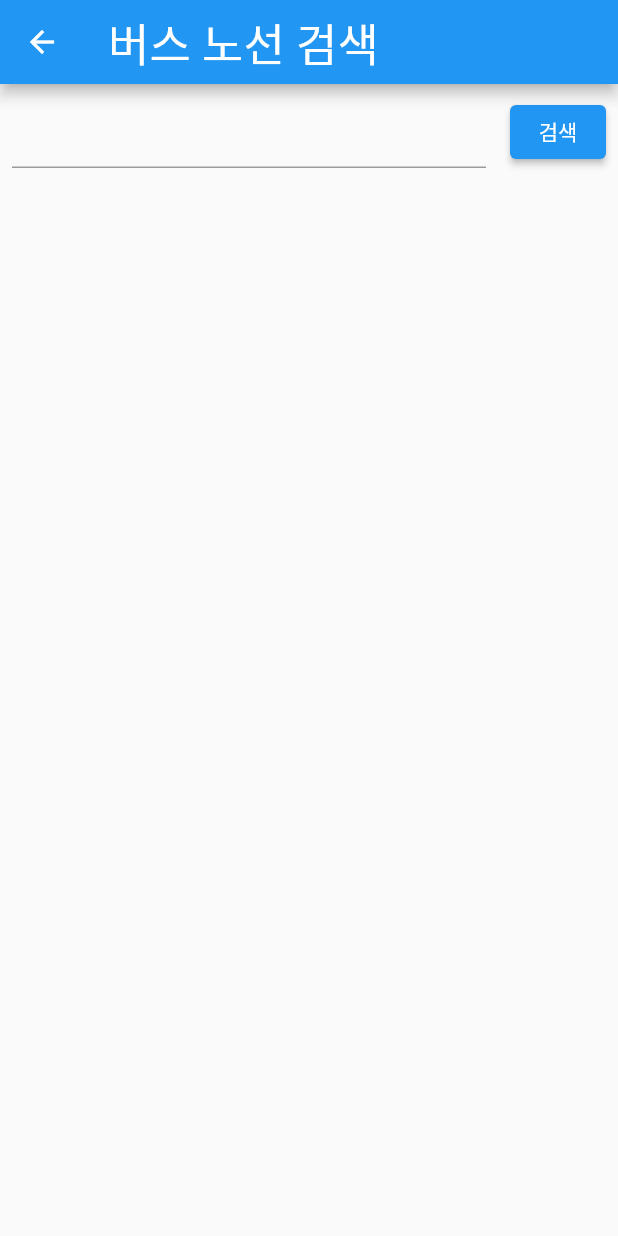
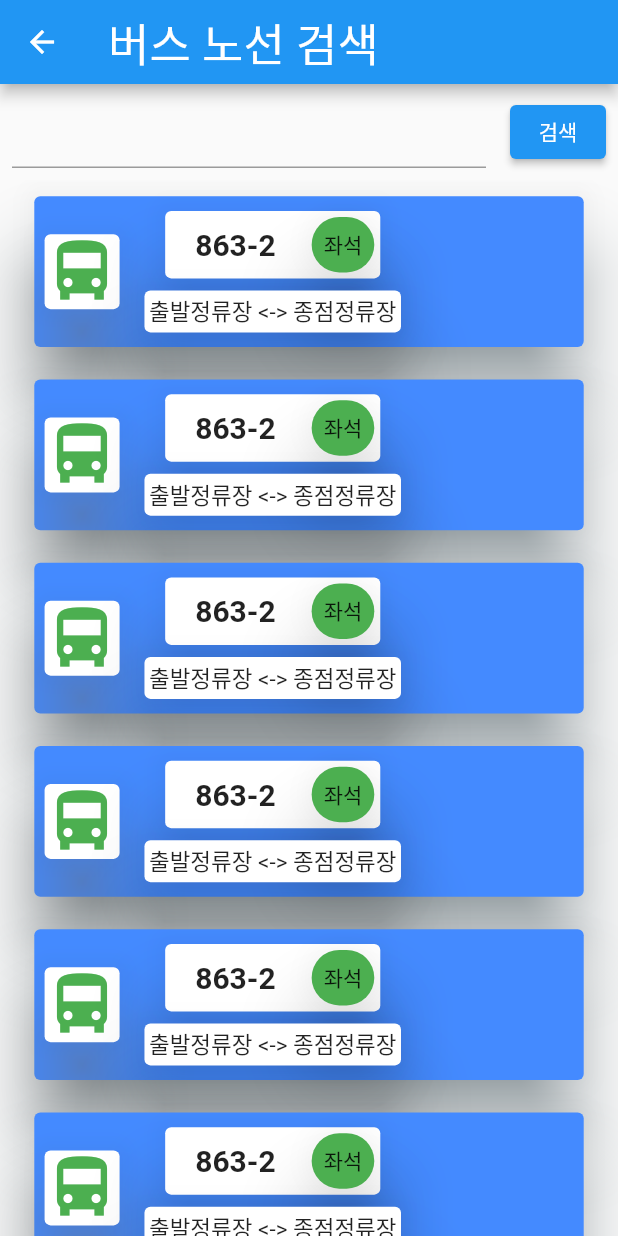
Before and after one commit to Raonshi/BusApp, a Flutter app: the SearchBus screen opened directly, after a tap on "검색", on a phone screen of 412 x 824 dp. Run offline on Flutter 3.47's test engine with Material 2 defaults, Android fonts, the phone set to English and light mode, and no system bars; our stand-ins replace flutter_screenutil, logger.

Commit message:
더미데이터를 통한 경로 아이템 생성 테스트

```diff
--- a/smart_bus_app/lib/src/provider/search_provider.dart
+++ b/smart_bus_app/lib/src/provider/search_provider.dart
@@ -1,4 +1,5 @@
 import 'package:flutter/widgets.dart';
+import 'package:smart_bus_app/src/data/data.dart';
 import 'package:smart_bus_app/src/ui/item.dart';
 import 'package:smart_bus_app/src/web_server.dart';
 
@@ -23,25 +24,54 @@ class SearchProvider with ChangeNotifier{
 
   ///출발지 선택 화면 검색어 필터링
   void filtering() async {
-    List tmpList;
+    List tmpList = new List();
 
     //리스트 초기화
     _list.clear();
 
     switch(_type){
       case Type.BUS:
-        tmpList = await WebServer().getBusList(_keyword);
+        final testBus = {
+          'routetp': '좌석',
+          'routeid': 'CJB454636',
+          'routeno': '863-2',
+          'startvehicletime': '0603',
+          'endvehicletime': '1835',
+          'startnodenm': '출발정류장',
+          'endnodenm': '종점정류장'
+        };
+
+        //tmpList = await WebServer().getBusList(_keyword);
+
+        for(int i = 0; i < 10; i++){
+          tmpList.add(Bus.fromJson(testBus));
+        }
+
         tmpList.forEach((element) {
           _list.add(BusItem(element));
         });
         break;
       case Type.STATION:
-        tmpList = await WebServer().getStationList(_keyword);
+        final testStation = {
+          'nodenm': '정거장 이름',
+          'nodeid': '정거장 아이디',
+          'nodeno': '정거장 번호',
+          'gpslong': 'x축 좌표 ',
+          'gpslati': 'y축 좌표'
+        };
+
+        //tmpList = await WebServer().getStationList(_keyword);
+
+        for(int i = 0; i < 10; i++){
+          tmpList.add(Station.fromJson(testStation));
+        }
+
         tmpList.forEach((element) {
           _list.add(StationItem(element));
         });
         break;
     }
+
     notifyListeners();
   }
 }
```
Also changed, not shown: smart_bus_app/lib/src/provider/find_way_provider.dart (+4 -3 lines), smart_bus_app/lib/src/ui/item.dart (+92 -9 lines).
